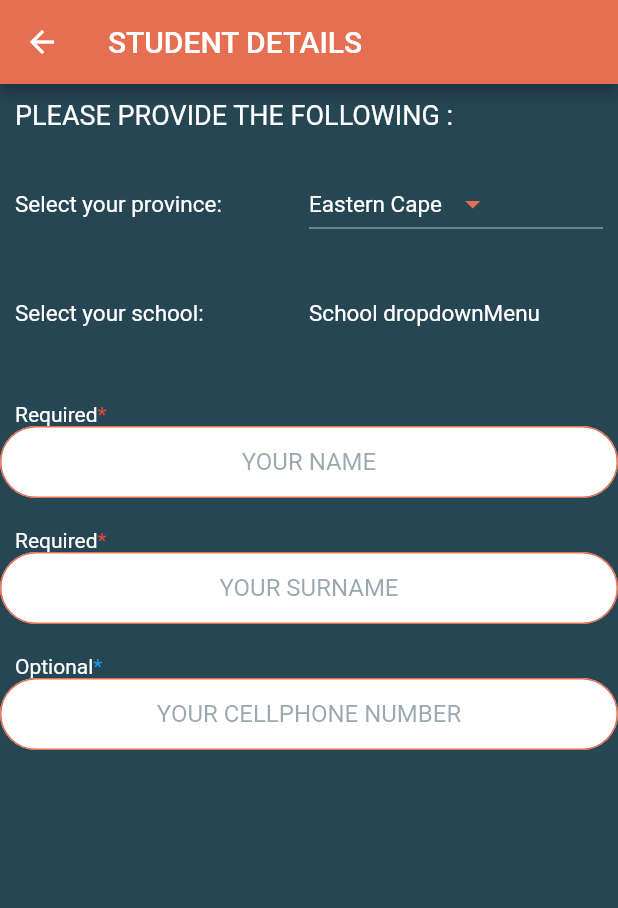
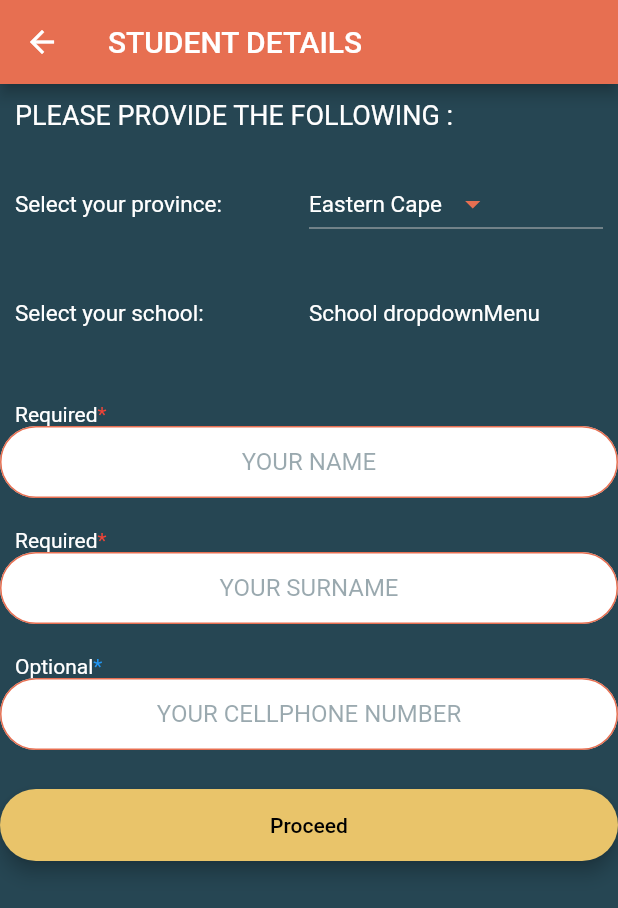
Before and after one commit to ShuaibAnath/LifeScienceApp, a Flutter app: the RequiredInfoScreen screen opened by its route, on a phone screen of 412 x 824 dp. Shown: the top 908 px of the screen. Run offline on Flutter 3.47's test engine with Material 2 defaults, Android fonts, the phone set to English and light mode, and no system bars; our stand-ins replace firebase_auth, firebase_core, modal_progress_hud; accounts and stored records are empty; project files that could hold a hidden picture were left out.

Commit message:
New colour palette

```diff
--- a/lib/screens/requiredInfo_screen.dart
+++ b/lib/screens/requiredInfo_screen.dart
@@ -1,6 +1,6 @@
 import 'package:flutter/material.dart';
 import 'package:ls_app_firebase_login/constants.dart';
-
+import 'package:ls_app_firebase_login/compontents/rounded_button.dart';
 import 'dart:async' show Future;
 import 'package:flutter/services.dart' show rootBundle;
 import 'dart:convert';
@@ -94,11 +94,11 @@ class _RequiredInfoScreenState extends State<RequiredInfoScreen> {
     });
   }
 
-  void _filterSchools(value) {
-    //brings up relevant schools depending on user search
-    filteredSchoolsList = schoolList.where(
-        (school) => school['Institution_Name'] == 'SIPHO CAMAGU HIGH SCHOOL');
-  }
+  // void _filterSchools(value) {
+  //   //brings up relevant schools depending on user search
+  //   filteredSchoolsList = schoolList.where(
+  //       (school) => school['Institution_Name'] == 'SIPHO CAMAGU HIGH SCHOOL');
+  // }
 
   @override
   Widget build(BuildContext context) {
@@ -259,6 +259,13 @@ class _RequiredInfoScreenState extends State<RequiredInfoScreen> {
                 ),
               ),
             ), //surname
+            RoundedButton(
+              colour: Color(0xFFE9C46A),
+              title: 'Proceed',
+              onPressed: () {
+                //proceed button
+              },
+            ),
           ],
         ),
       ),
```
Also changed, not shown: lib/screens/welcome_screen.dart (+0 -9 lines).
